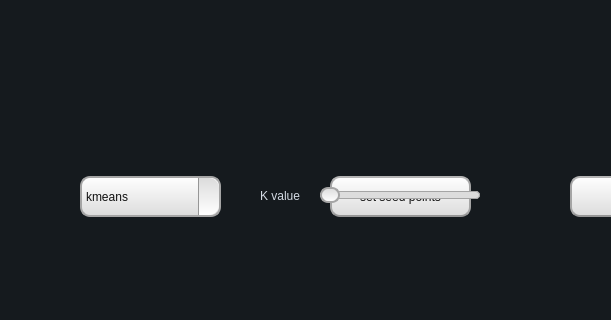
Above: mainwindow.ui from ahmeddemaad/Image_Segmentation before the change; both pictures show x 190 to 801 and y 310 to 630 of the 1221 by 630 pixel window. Below: the same form after it.
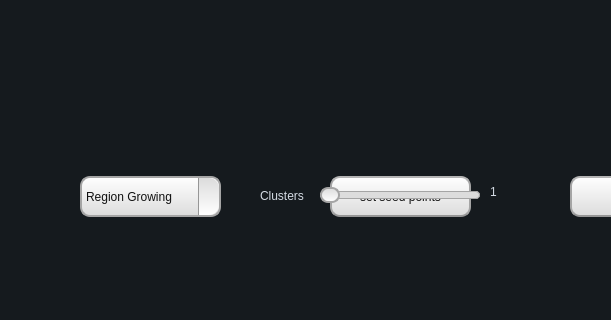
That is the form after the change. Icons and pictures are not drawn.

Diff of the .ui file:
```diff
--- a/mainwindow.ui
+++ b/mainwindow.ui
@@ -731,11 +731,6 @@
 }
 </string>
       </property>
-      <item>
-       <property name="text">
-        <string>kmeans</string>
-       </property>
-      </item>
       <item>
        <property name="text">
         <string>Region Growing</string>
@@ -816,7 +811,7 @@
        </rect>
       </property>
       <property name="text">
-       <string/>
+       <string>1</string>
       </property>
      </widget>
      <widget class="QLabel" name="label_8">
@@ -829,7 +824,7 @@
        </rect>
       </property>
       <property name="text">
-       <string>K value</string>
+       <string>Clusters</string>
       </property>
      </widget>
     </widget>
```
Left out of the diff: 9 changed lines with no effect on the pictures.
